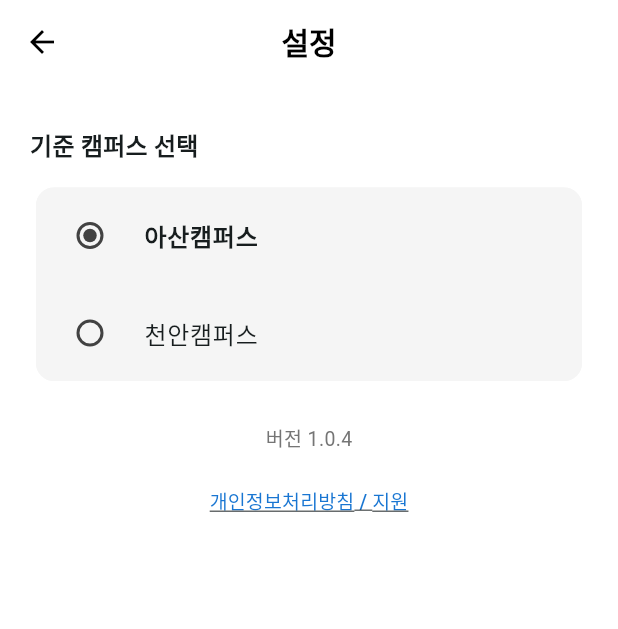
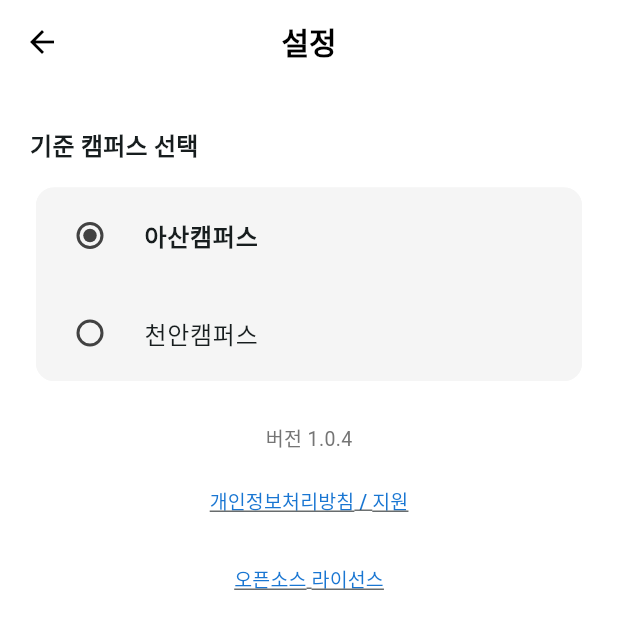
Before and after one commit to Recircle2000/hoseo-transport-FE, a Flutter app: the SettingsView screen opened directly, on a phone screen of 412 x 824 dp. Shown: the top 629 px of the screen. Run offline on Flutter 3.47's test engine with Material 3 defaults, Android fonts, the phone set to English and light mode, and no system bars; our stand-ins replace flutter_dotenv, flutter_map, fluttertoast, geolocator, get, latlong2 and 3 more; missing offline and left inert: flutter_naver_map; accounts and stored records are empty; network calls fail.

Commit message:
feat: 오픈소스 라이선스 메뉴 추가

```diff
--- a/lib/utils/platform_utils.dart
+++ b/lib/utils/platform_utils.dart
@@ -11,7 +11,7 @@ class PlatformUtils {
     '이 앱은 호서대학교 비공식 앱입니다.\n'
     '시내버스 정보는 공공데이터 포털 API를 활용합니다.\n'
     '셔틀버스 정보는 호서대 공지사항 시간표를 기반으로 제공됩니다.\n'
-    '실제 운행과 차이가 있을 수 있으니 공식 정보를 함께 확인해 주세요.\n'
+    '실제 시간표와 차이가 있을 수 있으니 공식 정보를 함께 확인해 주세요.\n'
     '현재 시내버스 정보는 아산캠퍼스를 기준으로 제공됩니다.';
 
   // 안드로이드 면책 다이얼로그
--- a/lib/view/settings_view.dart
+++ b/lib/view/settings_view.dart
@@ -148,6 +148,31 @@ class SettingsView extends StatelessWidget {
                   ),
                 ),
               ),
+            ),
+            const SizedBox(height: 4),
+            // 오픈소스 라이선스
+            Center(
+              child: TextButton(
+                onPressed: () async {
+                  final packageInfo = await PackageInfo.fromPlatform();
+                  if (context.mounted) {
+                    showLicensePage(
+                      context: context,
+                      applicationName: '호통',
+                      applicationVersion: packageInfo.version,
+                      applicationLegalese: '© 2025 호통\n\n이 앱은 다음 오픈소스 라이브러리들을 사용합니다:',
+                    );
+                  }
+                },
+                child: Text(
+                  '오픈소스 라이선스',
+                  style: TextStyle(
+                    fontSize: 13,
+                    color: Colors.blue[700],
+                    decoration: TextDecoration.underline,
+                  ),
+                ),
+              ),
             )
           ],
         ),
```
